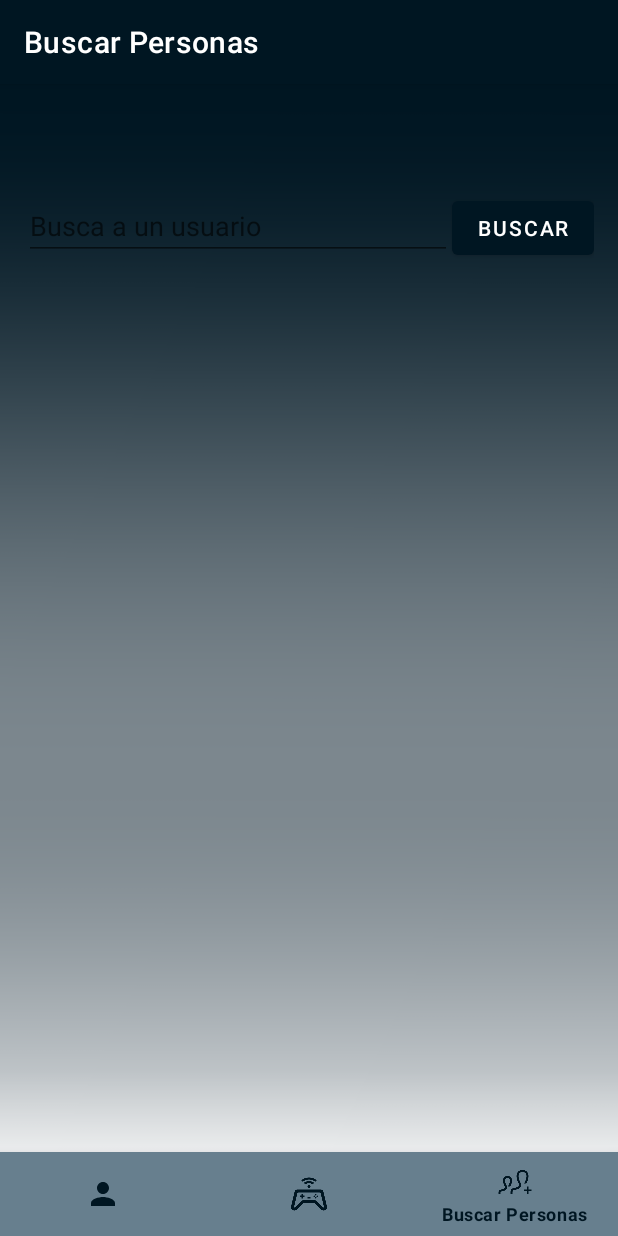
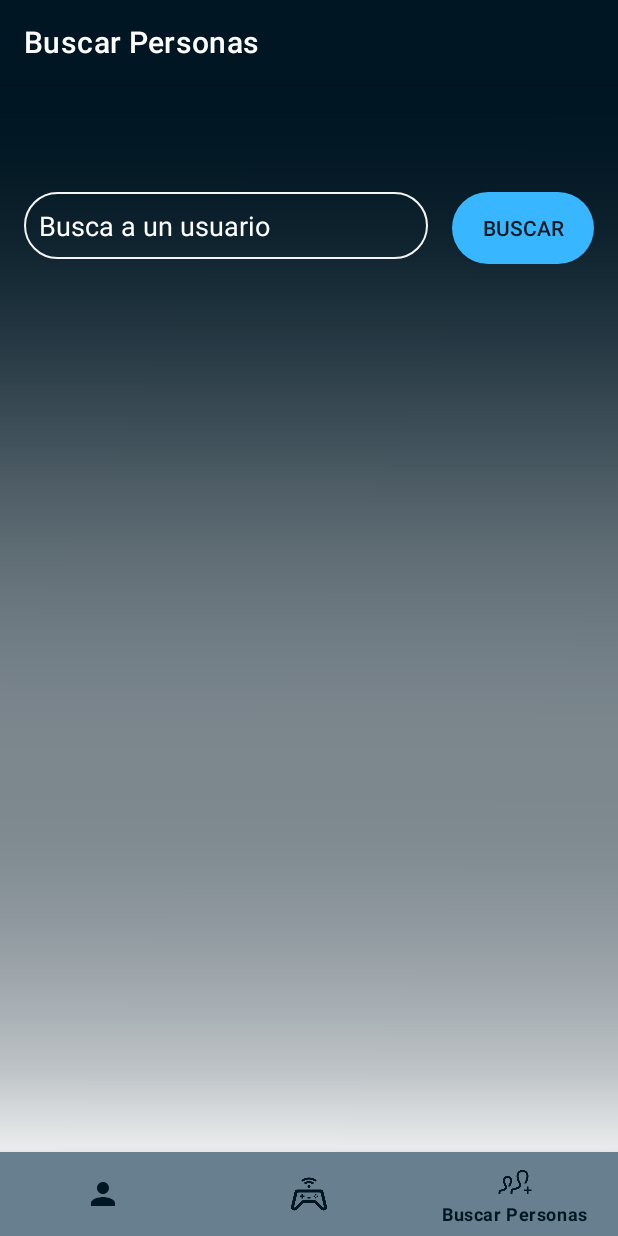
Before and after one commit to Josephvf10/TFC_LDJ, an Android app: the BuscarPersonasFragment screen opened through its navigation route, on a phone screen of 412 x 824 dp. Run offline under Robolectric (Android 15) with nearby library versions, the phone set to English and light mode, and no system bars; our stand-ins replace Firebase (no records; nobody signed in at launch, a user with empty details on screens opened directly), navigation-ui.

Commit message:
Diseño fragment buscar personas

```diff
--- a/Proyectotfc/app/src/main/res/layout/fragment_buscar_personas.xml
+++ b/Proyectotfc/app/src/main/res/layout/fragment_buscar_personas.xml
@@ -13,7 +13,8 @@
         android:layout_width="match_parent"
         android:layout_height="wrap_content"
         android:orientation="horizontal"
-        android:layout_marginTop="@dimen/margen">
+        android:layout_marginTop="@dimen/margen"
+        tools:ignore="MissingConstraints">
 
         <EditText
             android:id="@+id/etBusquedaPersonas"
@@ -21,12 +22,17 @@
             android:layout_height="wrap_content"
             android:hint="@string/hint_et_personas"
             android:layout_weight="1"
+            android:background="@drawable/et_desing"
+            android:textColorHint="@color/white"
+            android:textColor="@color/white"
+            android:layout_marginRight="@dimen/margen"
             />
 
-        <Button
+        <androidx.appcompat.widget.AppCompatButton
             android:id="@+id/btnBuscarPersonas"
             android:layout_width="match_parent"
             android:layout_height="wrap_content"
+            android:background="@drawable/button_desing"
             android:text="@string/btn_buscar_personas"
             android:layout_weight="3"
             />
```
